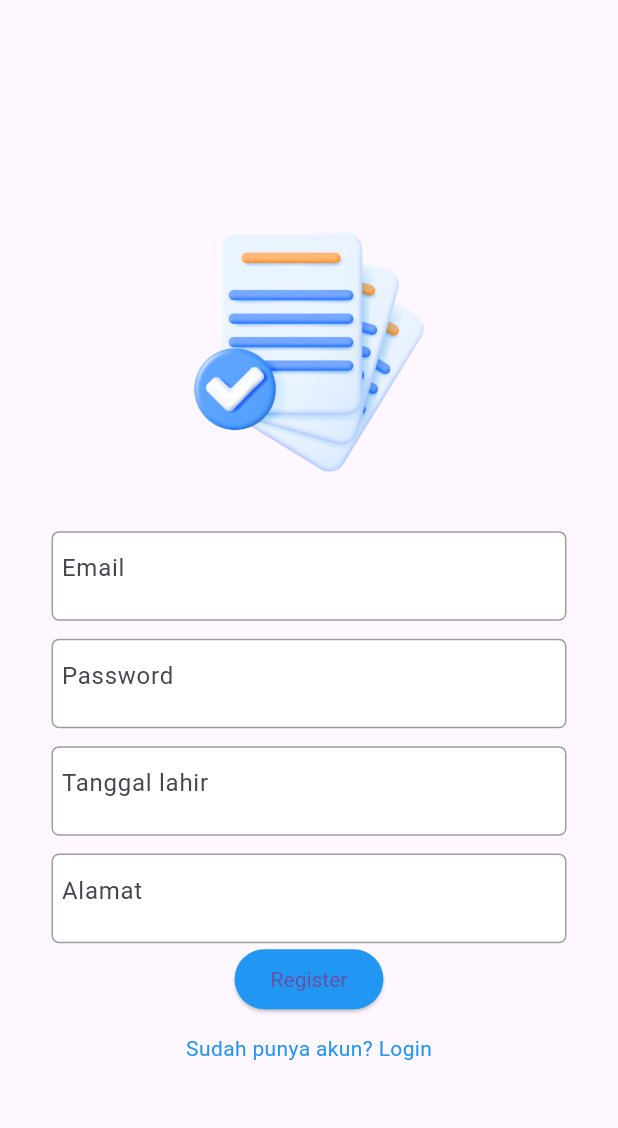
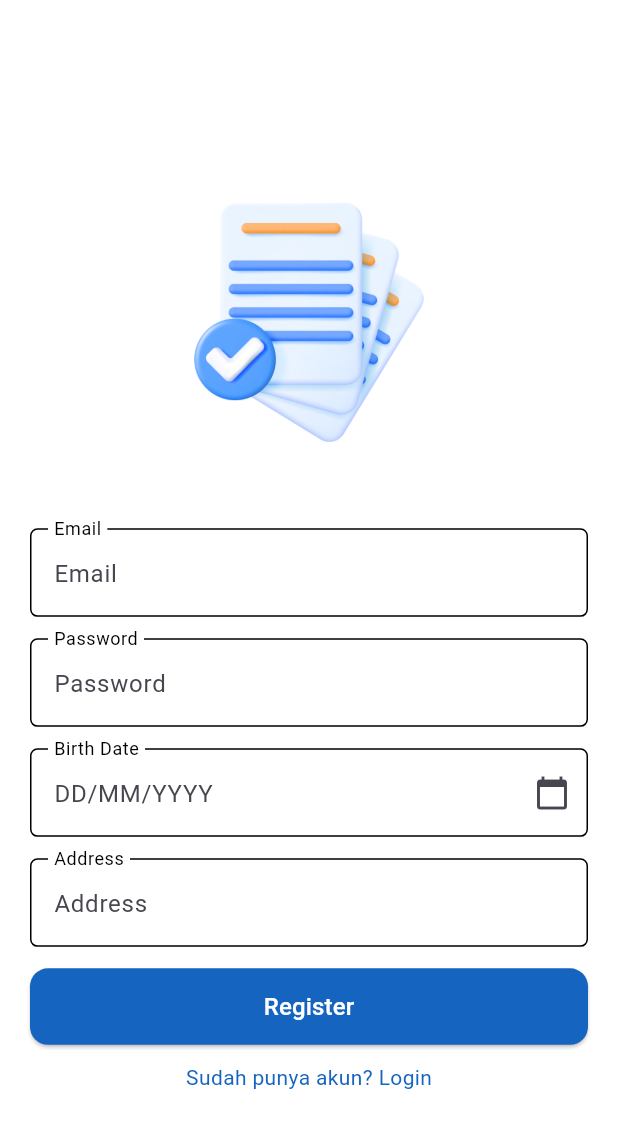
Before and after one commit to BagusRezky/mojadiapp, a Flutter app: the screen it shows after launch, after a tap on "Register", on a phone screen of 412 x 824 dp. Shown: the top 1128 px of the screen. Run offline on Flutter 3.47's test engine with Material 3 defaults, Android fonts, the phone set to English and light mode, and no system bars; our stand-ins replace cloud_firestore, firebase_auth, firebase_core, firebase_storage, flutter_screenutil, google_fonts and 1 more; accounts and stored records are empty; network calls fail.

Commit message:
feat: store report and edit ui login-regis

```diff
--- /dev/null
+++ b/devtools_options.yaml
@@ -0,0 +1,3 @@
+description: This file stores settings for Dart & Flutter DevTools.
+documentation: https://docs.flutter.dev/tools/devtools/extensions#configure-extension-enablement-states
+extensions:
--- a/lib/Routes/route.dart
+++ b/lib/Routes/route.dart
@@ -2,8 +2,8 @@ import 'package:flutter/material.dart';
 import 'package:mojadiapp/screens/auth/login.dart';
 import 'package:mojadiapp/screens/auth/register.dart';
 import 'package:mojadiapp/screens/home.dart';
-import 'package:mojadiapp/screens/laporan/create_report.dart';
-import 'package:mojadiapp/screens/laporan/getall_report.dart';
+import 'package:mojadiapp/screens/report/create_report.dart';
+import 'package:mojadiapp/screens/report/getall_report.dart';
 
 class Routes {
   static Route<dynamic> generateRoute(RouteSettings settings) {
--- a/lib/screens/auth/login.dart
+++ b/lib/screens/auth/login.dart
@@ -47,17 +47,15 @@ class LoginScreen extends StatelessWidget {
                 obscure: true,
               ),
               20.verticalSpace,
-              GestureDetector(
-                onTap: () {
+              MyButton(
+                text: 'Login',
+                onPressed: () {
                   Provider.of<AuthProvider>(context, listen: false).signIn(
                     emailController.text,
                     passwordController.text,
                     context,
                   );
                 },
-                child: const MyButton(
-                  text: 'Login',
-                ),
               ),
               10.verticalSpace,
               GestureDetector(
--- a/lib/screens/auth/register.dart
+++ b/lib/screens/auth/register.dart
@@ -1,48 +1,126 @@
+// ignore_for_file: no_leading_underscores_for_local_identifiers
+
 import 'package:flutter/material.dart';
 import 'package:flutter_screenutil/flutter_screenutil.dart';
+import 'package:google_fonts/google_fonts.dart';
 import 'package:mojadiapp/providers/auth_provider.dart';
-import 'package:mojadiapp/screens/auth/login.dart';
+import 'package:mojadiapp/widgets/my_button.dart';
+import 'package:mojadiapp/widgets/my_textfield.dart';
 import 'package:provider/provider.dart';
 
-class Register extends StatelessWidget {
+class Register extends StatefulWidget {
   const Register({super.key});
 
   @override
-  Widget build(BuildContext context) {
+  State<Register> createState() => _RegisterState();
+}
+
+class _RegisterState extends State<Register> {
   final TextEditingController emailController = TextEditingController();
   final TextEditingController passwordController = TextEditingController();
   final TextEditingController birthDateController = TextEditingController();
   final TextEditingController addressController = TextEditingController();
 
+  Future<void> _selectedDate() async {
+    // Remove focus from the TextField
+    FocusScope.of(context).requestFocus(FocusNode());
+
+    final DateTime? picked = await showDatePicker(
+      context: context,
+      initialDate: DateTime.now(),
+      firstDate: DateTime(1900),
+      lastDate: DateTime.now(),
+    );
+    if (picked != null) {
+      setState(() {
+        birthDateController.text = picked.toString().split(" ")[0];
+      });
+    }
+  }
+
+  @override
+  Widget build(BuildContext context) {
     return Scaffold(
+      backgroundColor: Colors.white,
       body: Center(
         child: SingleChildScrollView(
+          child: Padding(
+            padding:
+                const EdgeInsets.symmetric(horizontal: 20.0, vertical: 10.0),
             child: Column(
               children: [
                 Image.asset('assets/logo.png', width: 200.w, height: 200.h),
-              buildTextField(
-                  'Email', emailController,
-                  // 'Please enter a valid email'
+                15.verticalSpace,
+                TextInputField(
+                  hintText: 'Email',
+                  labelText: 'Email',
+                  minLines: 1,
+                  maxLines: 1,
+                  controller: emailController,
                 ),
-              10.verticalSpace,
-              buildTextField('Password', passwordController,
-                  // 'Password must be at least 6 characters',
-                  obscureText: true),
-             10.verticalSpace,
-             buildTextField(
-                'Tanggal lahir', birthDateController,
-                // 'Please enter a valid email'
+                12.verticalSpace,
+                TextInputField(
+                  hintText: 'Password',
+                  labelText: 'Password',
+                  minLines: 1,
+                  maxLines: 1,
+                  controller: passwordController,
+                  obscure: true,
                 ),
-              10.verticalSpace,
-              buildTextField(
-                'Alamat', addressController,
-                // 'Please enter a valid email'
+                12.verticalSpace,
+                TextField(
+                  controller: birthDateController,
+                  style: TextStyle(
+                    fontSize: 16.sp,
                   ),
-              ElevatedButton(
-                style: ElevatedButton.styleFrom(
-                  backgroundColor: Colors.blue,
-                  textStyle: const TextStyle(color: Colors.white),
+                  decoration: InputDecoration(
+                    suffixIcon: const Icon(Icons.calendar_today),
+                    filled: true,
+                    fillColor: Colors.white,
+                    hintText: 'DD/MM/YYYY',
+                    labelText: 'Birth Date',
+                    hintStyle: GoogleFonts.roboto(
+                      fontWeight: FontWeight.w400,
+                      fontSize: 14.sp,
                     ),
+                    labelStyle: GoogleFonts.roboto(
+                      color: Colors.black,
+                    ),
+                    border: OutlineInputBorder(
+                      borderRadius: BorderRadius.circular(5),
+                      borderSide: const BorderSide(
+                        color: Colors.black,
+                      ),
+                    ),
+                    enabledBorder: OutlineInputBorder(
+                      borderRadius: BorderRadius.circular(5),
+                      borderSide: const BorderSide(
+                        color: Colors.black,
+                      ),
+                    ),
+                    focusedBorder: OutlineInputBorder(
+                      borderRadius: BorderRadius.circular(5),
+                      borderSide: const BorderSide(
+                        color: Color(0xFF1564C0),
+                      ),
+                    ),
+                    floatingLabelBehavior: FloatingLabelBehavior.always,
+                  ),
+                  onTap: () {
+                    _selectedDate();
+                  },
+                ),
+                12.verticalSpace,
+                TextInputField(
+                  hintText: 'Address',
+                  labelText: 'Address',
+                  minLines: 1,
+                  maxLines: 1,
+                  controller: addressController,
+                ),
+                12.verticalSpace,
+                MyButton(
+                  text: 'Register',
                   onPressed: () {
                     Provider.of<AuthProvider>(context, listen: false).register(
                       emailController.text,
@@ -52,47 +130,23 @@ class Register extends StatelessWidget {
                       context,
                     );
                   },
-                child: const Text('Register'),
                 ),
-              SizedBox(height: 10.h),
+                10.verticalSpace,
                 GestureDetector(
                   onTap: () {
                     Navigator.pushNamed(context, '/');
                   },
-                child: const Text(
+                  child: Text(
                     'Sudah punya akun? Login',
-                  style: TextStyle(color: Colors.blue),
+                    style: GoogleFonts.roboto(
+                      color: const Color(0xFF1564C0),
+                    ),
                   ),
                 ),
               ],
             ),
           ),
         ),
-    );
-  }
-
-  Widget buildTextField(
-      String hint, TextEditingController controller,
-      // String? validatorMsg,
-      {bool obscureText = false}) {
-    return Container(
-      width: 300.w,
-      height: 50.h,
-      padding: EdgeInsets.only(left: 5.w),
-      decoration: BoxDecoration(
-        color: Colors.white,
-        borderRadius: BorderRadius.circular(5),
-        border: Border.all(color: Colors.grey),
-      ),
-      child: TextFormField(
-        controller: controller,
-        decoration: InputDecoration(
-          border: InputBorder.none,
-          hintText: hint,
-        ),
-        obscureText: obscureText,
-        // validator: (value) =>
-        //     value == null || value.isEmpty ? validatorMsg : null,
       ),
     );
   }
--- a/lib/widgets/my_button.dart
+++ b/lib/widgets/my_button.dart
@@ -3,24 +3,25 @@ import 'package:google_fonts/google_fonts.dart';
 
 class MyButton extends StatelessWidget {
   final String text;
-  // final void Function() onTap;
+  final VoidCallback onPressed;
 
   const MyButton({
     super.key,
     required this.text,
-    // required this.onTap,
+    required this.onPressed,
   });
 
   @override
   Widget build(BuildContext context) {
-    return GestureDetector(
-      // onTap: onTap,
-      child: Container(
-        decoration: BoxDecoration(
-          color: const Color(0xFF1564C0),
+    return ElevatedButton(
+      onPressed: onPressed,
+      style: ElevatedButton.styleFrom(
+        backgroundColor: const Color(0xFF1564C0), // Button color
+        shape: RoundedRectangleBorder(
           borderRadius: BorderRadius.circular(12),
         ),
         padding: const EdgeInsets.all(14),
+      ),
       child: Center(
         child: Text(
           text,
@@ -31,7 +32,6 @@ class MyButton extends StatelessWidget {
           ),
         ),
       ),
-      ),
     );
   }
 }
--- a/pubspec.yaml
+++ b/pubspec.yaml
@@ -17,6 +17,7 @@ dependencies:
   firebase_core: ^2.31.1
   firebase_auth: ^4.19.6
   cloud_firestore: ^4.17.5
+  firebase_storage: ^11.7.7
   intl: ^0.19.0
 
 dev_dependencies:
```
Also changed, not shown: lib/models/report_model.dart (added, +51 -0 lines), lib/screens/report/create_report.dart (renamed from lib/screens/laporan/create_report.dart, +78 -23 lines), lib/services/firebase_report_service.dart (added, +29 -0 lines), lib/screens/report/getall_report.dart (renamed from lib/screens/laporan/getall_report.dart), pubspec.lock, 3 other files. Lines whose indentation alone changed are shown as unchanged.
